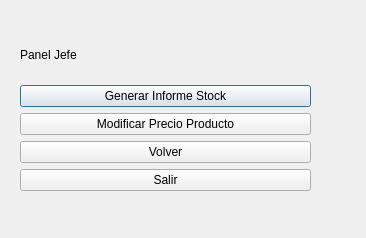
The window that jefe.ui (dgonzm14/supercontrol) describes before a commit, drawn with Qt 5.
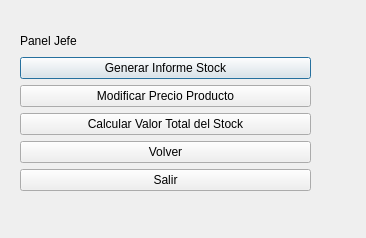
The same window after the commit.

Diff of the .ui file:
```diff
--- a/jefe.ui
+++ b/jefe.ui
@@ -44,6 +44,13 @@
       </property>
      </widget>
     </item>
+    <item>
+     <widget class="QPushButton" name="btn_calcular_valor_stock">
+      <property name="text">
+       <string>Calcular Valor Total del Stock</string>
+      </property>
+     </widget>
+    </item>
     <item>
      <widget class="QPushButton" name="btn_volver">
       <property name="text">
```
